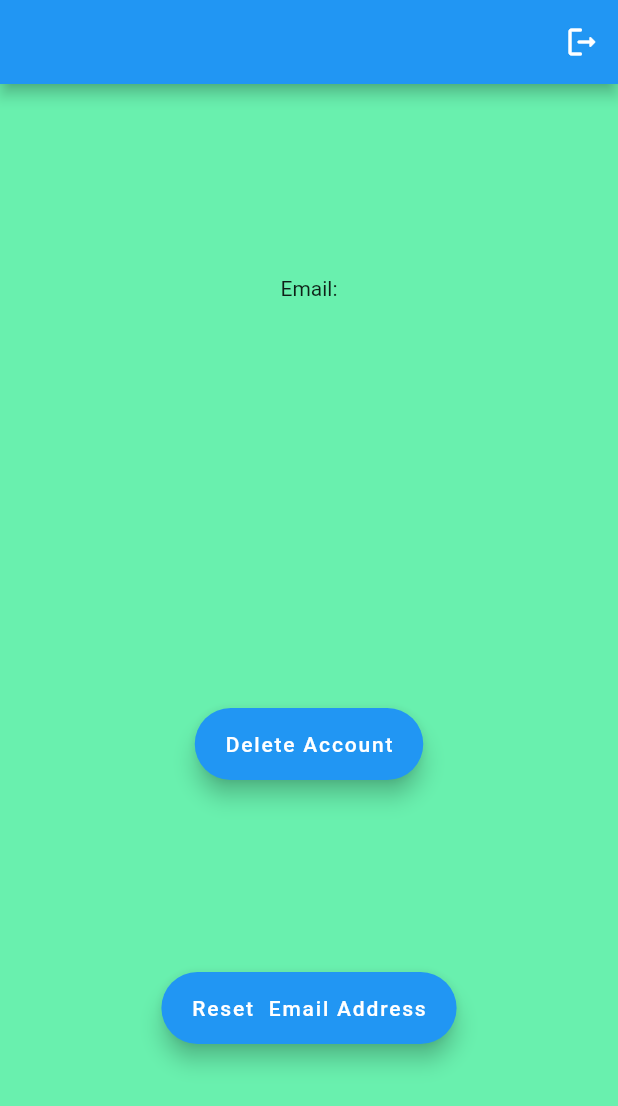
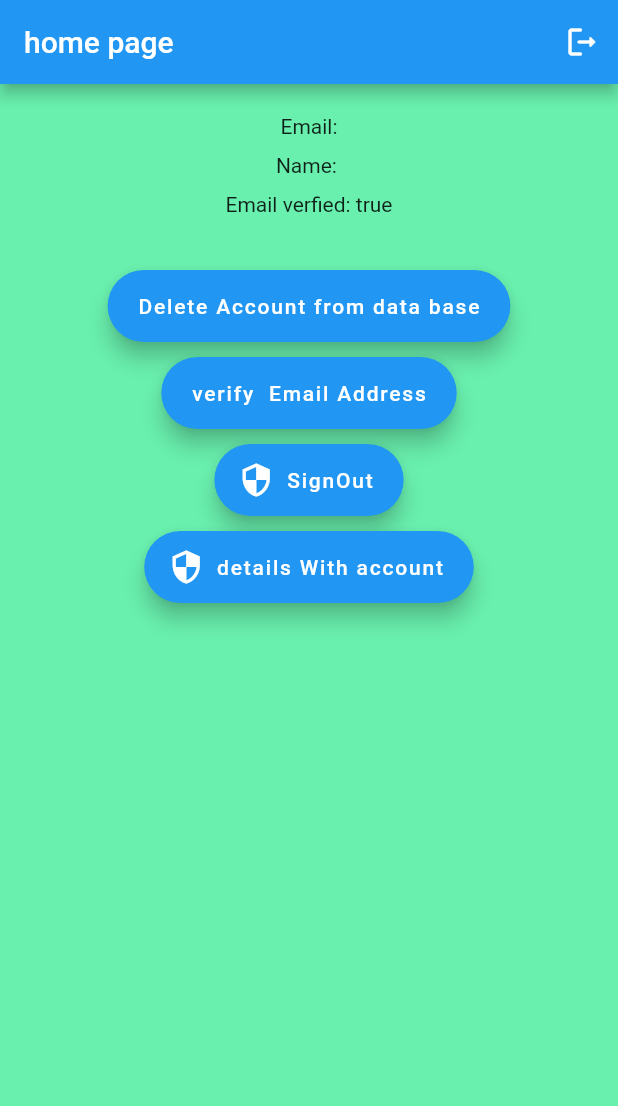
Before and after one commit to Tanay-Gupta/thelatte, a Flutter app: the screen it shows once a user with an empty profile is signed in, on a phone screen of 412 x 824 dp. Shown: the top 1106 px of the screen. Run offline on Flutter 3.47's test engine with Material 2 defaults, Android fonts, the phone set to English and light mode, and no system bars; our stand-ins replace firebase_auth, firebase_core, google_sign_in; accounts and stored records are empty.

```diff
--- a/lib/screens/home/homepage.dart
+++ b/lib/screens/home/homepage.dart
@@ -4,9 +4,15 @@ import 'package:provider/provider.dart';
 import 'package:thelatte/models/user.dart';
 import 'package:thelatte/services/auth.dart';
 
-class HomePage extends StatelessWidget {
+class HomePage extends StatefulWidget {
   const HomePage({Key? key}) : super(key: key);
 
+  @override
+  State<HomePage> createState() => _HomePageState();
+}
+
+class _HomePageState extends State<HomePage> {
+  String detail = '';
   @override
   Widget build(BuildContext context) {
     User? Cuser = FirebaseAuth.instance.currentUser;
@@ -14,10 +20,10 @@ class HomePage extends StatelessWidget {
     final user = Provider.of<UserData?>(context);
 
     return Scaffold(
-      appBar: AppBar(title: Text(user!.uid.toString()), actions: [
+      appBar: AppBar(title: Text("home page "), actions: [
         IconButton(
             onPressed: () async {
-              await _auth.signOut();
+              await _auth.signOutGoogle();
             },
             icon: Icon(Icons.logout_rounded))
       ]),
@@ -25,23 +31,67 @@ class HomePage extends StatelessWidget {
           color: Colors.greenAccent,
           child: Container(
             width: MediaQuery.of(context).size.width,
+            height: double.infinity,
+            child: SingleChildScrollView(
               child: Column(
                 mainAxisAlignment: MainAxisAlignment.spaceEvenly,
                 crossAxisAlignment: CrossAxisAlignment.center,
                 children: [
-                Text("Email:"),
-                Text(user.email.toString()),
+                  SizedBox(
+                    height: 20,
+                  ),
+                  Text("Email:" + Cuser!.email.toString()),
+                  SizedBox(
+                    height: 10,
+                  ),
+                  Text("Name: " + Cuser.displayName.toString()),
+                  SizedBox(
+                    height: 10,
+                  ),
+                  Text("Email verfied: " + Cuser.emailVerified.toString()),
+                  SizedBox(
+                    height: 10,
+                  ),
+                  Text("$detail"),
+                  SizedBox(
+                    height: 10,
+                  ),
                   FloatingActionButton.extended(
                       onPressed: () async {
-                      await Cuser!.delete();
+                        await Cuser.delete();
                       },
-                    label: Text("Delete Account")),
+                      label: Text("Delete Account from data base")),
+                  SizedBox(
+                    height: 10,
+                  ),
                   FloatingActionButton.extended(
                       onPressed: () async {
-                      await Cuser!.sendEmailVerification();
+                        await Cuser.sendEmailVerification();
                       },
-                    label: Text("Reset  Email Address")),
+                      label: Text("verify  Email Address")),
+                  SizedBox(
+                    height: 10,
+                  ),
+                  FloatingActionButton.extended(
+                      onPressed: () async {
+                        _auth.signOutGoogle();
+                      },
+                      icon: Icon(Icons.security),
+                      label: Text("SignOut")),
+                  SizedBox(
+                    height: 10,
+                  ),
+                  FloatingActionButton.extended(
+                      onPressed: () {
+                        setState(() {
+                          detail = Cuser.providerData.toString();
+                        });
+                        print(detail);
+                      },
+                      icon: Icon(Icons.security),
+                      label: Text("details With account")),
                 ],
+              ),
             ),
           )),
     );
--- a/pubspec.yaml
+++ b/pubspec.yaml
@@ -37,6 +37,7 @@ dependencies:
   cloud_firestore: ^3.1.7
   firebase_auth: ^3.3.6
   provider: ^6.0.2
+  google_sign_in: ^5.2.3
 
 dev_dependencies:
   flutter_test:
```
Also changed, not shown: lib/screens/authenticate/register.dart (+24 -3 lines), lib/screens/authenticate/sign_in.dart (+45 -7 lines), lib/services/auth.dart (+19 -0 lines), pubspec.lock. Lines whose indentation alone changed are shown as unchanged.
